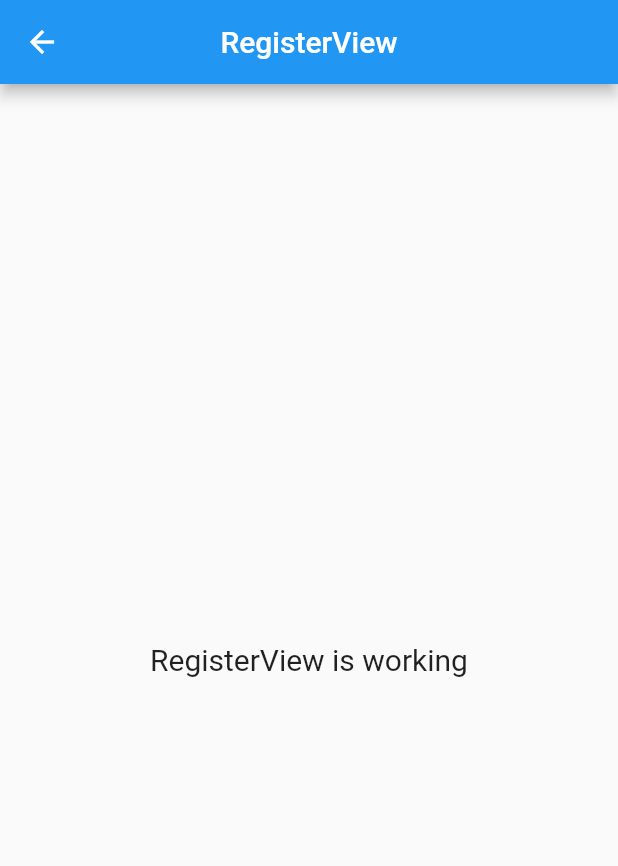
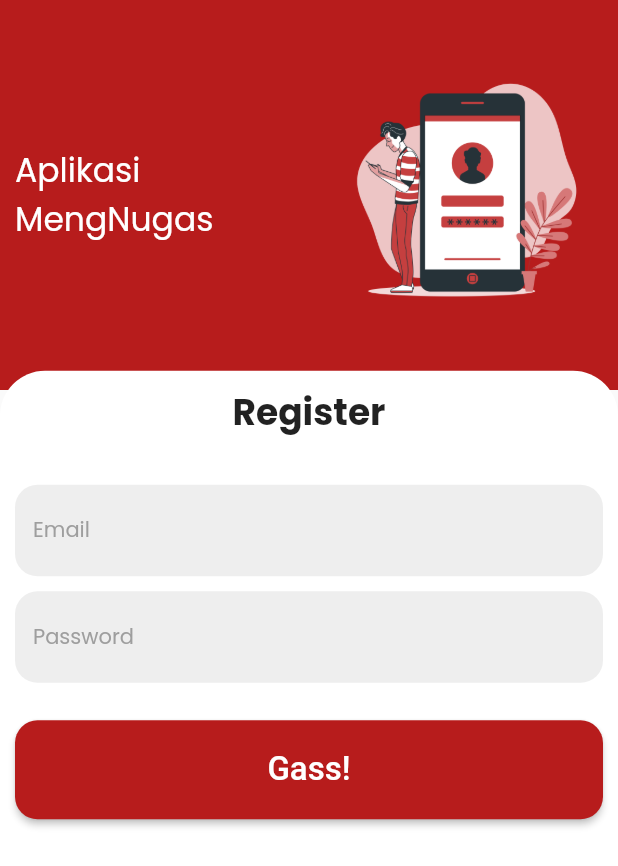
Before and after one commit to MFM3009/ingat_tugas, a Flutter app: the screen it shows after launch, after a tap on "Register", on a phone screen of 412 x 824 dp. Shown: the top 866 px of the screen. Run offline on Flutter 3.47's test engine with Material 2 defaults, Android fonts, the phone set to English and light mode, and no system bars; our stand-ins replace cloud_firestore, firebase_auth, firebase_core, get, google_fonts; accounts and stored records are empty; network calls fail.

Commit message:
register view

```diff
--- a/lib/app/controllers/logic_controller.dart
+++ b/lib/app/controllers/logic_controller.dart
@@ -1,5 +1,6 @@
 import 'package:cloud_firestore/cloud_firestore.dart';
 import 'package:firebase_auth/firebase_auth.dart';
+import 'package:flutter/material.dart';
 import 'package:get/get.dart';
 import 'package:ingat_tugas/app/routes/app_pages.dart';
 import 'package:ingat_tugas/app/utils/navbar.dart';
@@ -7,16 +8,19 @@ import 'package:ingat_tugas/app/utils/navbar.dart';
 class LogicController extends GetxController {
   FirebaseAuth auth = FirebaseAuth.instance;
 
+  TextEditingController emailLogin = TextEditingController();
+  TextEditingController passLogin = TextEditingController();
+  TextEditingController emailRegister = TextEditingController();
+  TextEditingController passRegister = TextEditingController();
+
   Stream<User?> get streamAuthStatus => auth.authStateChanges();
-
-
 
   void onLogin(String email, String password) async {
     try {
+      // ignore: unused_local_variable
       UserCredential userCredential = await auth.signInWithEmailAndPassword(
           email: email, password: password);
       Get.offAll(Navbar(), transition: Transition.fadeIn);
-
     } on FirebaseAuthException catch (e) {
       if (e.code == 'user-not-found') {
         Get.snackbar('Error', 'User not found');
@@ -26,7 +30,22 @@ class LogicController extends GetxController {
     }
   }
 
-
+  void onRegister(String emailR, String passwordR) async {
+    try {
+      UserCredential userCredential = await FirebaseAuth.instance
+          .createUserWithEmailAndPassword(email: emailR, password: passwordR);
+      Get.offAll(Navbar());
+      print(userCredential);
+    } on FirebaseAuthException catch (e) {
+      if (e.code == 'weak-password') {
+        Get.snackbar('Error', 'The Password provided is too weak');
+      } else if (e.code == 'email-already-in-use') {
+        Get.snackbar('Error', 'The account already exists for that email.');
+      }
+    } catch (e) {
+      print(e);
+    }
+  }
 
   void onLogout() async {
     await FirebaseAuth.instance.signOut();
--- a/lib/app/modules/login/views/login_view.dart
+++ b/lib/app/modules/login/views/login_view.dart
@@ -11,9 +11,6 @@ import 'package:ingat_tugas/app/utils/navbar.dart';
 import '../controllers/login_controller.dart';
 
 class LoginView extends GetView<LogicController> {
-  TextEditingController emailC = TextEditingController();
-  TextEditingController passwordC = TextEditingController();
-
   final authC = Get.put(LogicController());
   @override
   Widget build(BuildContext context) {
@@ -73,7 +70,7 @@ class LoginView extends GetView<LogicController> {
                           height: 30,
                         ),
                         TextField(
-                          controller: emailC,
+                          controller: authC.emailLogin,
                           autocorrect: false,
                           decoration: InputDecoration(
                               enabledBorder: OutlineInputBorder(
@@ -94,7 +91,7 @@ class LoginView extends GetView<LogicController> {
                           height: 10,
                         ),
                         TextField(
-                          controller: passwordC,
+                          controller: authC.passLogin,
                           obscureText: true,
                           autocorrect: false,
                           decoration: InputDecoration(
@@ -116,8 +113,8 @@ class LoginView extends GetView<LogicController> {
                           height: 25,
                         ),
                         ElevatedButton(
-                          onPressed: () =>
-                              authC.onLogin(emailC.text, passwordC.text),
+                          onPressed: () => authC.onLogin(
+                              authC.emailLogin.text, authC.passLogin.text),
                           child: Center(
                             child: Text(
                               'Gass!',
--- a/lib/app/modules/register/views/register_view.dart
+++ b/lib/app/modules/register/views/register_view.dart
@@ -1,23 +1,143 @@
 import 'package:flutter/material.dart';
 
 import 'package:get/get.dart';
+import 'package:google_fonts/google_fonts.dart';
+import 'package:ingat_tugas/app/controllers/logic_controller.dart';
 
 import '../controllers/register_controller.dart';
 
-class RegisterView extends GetView<RegisterController> {
+class RegisterView extends GetView<LogicController> {
+  TextEditingController emailRegis = TextEditingController();
+  TextEditingController passwdRegis = TextEditingController();
+
+  final logicC = Get.put(LogicController());
   @override
   Widget build(BuildContext context) {
     return Scaffold(
-      appBar: AppBar(
-        title: Text('RegisterView'),
-        centerTitle: true,
+        body: SizedBox.expand(
+      child: Stack(
+        children: [
+          Container(
+            width: MediaQuery.of(context).size.width,
+            color: Colors.red[900],
+            child: Container(
+              padding: EdgeInsets.all(10),
+              width: MediaQuery.of(context).size.width,
+              height: 260,
+              child: Row(
+                mainAxisAlignment: MainAxisAlignment.spaceBetween,
+                children: [
+                  Expanded(
+                    child: Text(
+                      'Aplikasi MengNugas',
+                      style: GoogleFonts.poppins(
+                          color: Colors.white, fontSize: 22),
+                    ),
+                  ),
+                  Image.asset(
+                    'assets/image/login.png',
+                    width: 180,
+                  )
+                ],
+              ),
+            ),
+          ),
+          SizedBox.expand(
+            child: DraggableScrollableSheet(
+              initialChildSize: 0.70,
+              builder: (context, snapshot) {
+                return Container(
+                  padding: EdgeInsets.all(10),
+                  decoration: BoxDecoration(
+                    color: Colors.white,
+                    borderRadius: BorderRadius.only(
+                      topLeft: Radius.circular(30),
+                      topRight: Radius.circular(30),
+                    ),
+                  ),
+                  child: ListView(
+                    children: [
+                      Text(
+                        'Register',
+                        style: GoogleFonts.poppins(
+                          fontSize: 24,
+                          fontWeight: FontWeight.bold,
+                        ),
+                        textAlign: TextAlign.center,
+                      ),
+                      SizedBox(
+                        height: 30,
+                      ),
+                      TextField(
+                        controller: emailRegis,
+                        autocorrect: false,
+                        decoration: InputDecoration(
+                            enabledBorder: OutlineInputBorder(
+                                borderSide:
+                                    BorderSide(color: Colors.transparent),
+                                borderRadius: BorderRadius.circular(15.0)),
+                            focusedBorder: OutlineInputBorder(
+                                borderSide:
+                                    BorderSide(color: Colors.transparent),
+                                borderRadius: BorderRadius.circular(15.0)),
+                            hintText: 'Email',
+                            hintStyle: GoogleFonts.poppins(
+                                fontSize: 14.0, color: Colors.grey),
+                            filled: true,
+                            fillColor: Colors.grey[200]),
+                      ),
+                      SizedBox(
+                        height: 10,
+                      ),
+                      TextField(
+                        controller: passwdRegis,
+                        obscureText: true,
+                        autocorrect: false,
+                        decoration: InputDecoration(
+                            enabledBorder: OutlineInputBorder(
+                                borderSide:
+                                    BorderSide(color: Colors.transparent),
+                                borderRadius: BorderRadius.circular(15.0)),
+                            focusedBorder: OutlineInputBorder(
+                                borderSide:
+                                    BorderSide(color: Colors.transparent),
+                                borderRadius: BorderRadius.circular(15.0)),
+                            hintText: 'Password',
+                            hintStyle: GoogleFonts.poppins(
+                                fontSize: 14.0, color: Colors.grey),
+                            filled: true,
+                            fillColor: Colors.grey[200]),
+                      ),
+                      SizedBox(
+                        height: 25,
+                      ),
+                      ElevatedButton(
+                        onPressed: () => logicC.onRegister(
+                            emailRegis.text, passwdRegis.text),
+                        child: Center(
+                          child: Text(
+                            'Gass!',
+                            style: TextStyle(
+                              fontSize: 22,
+                            ),
+                          ),
+                        ),
+                        style: ElevatedButton.styleFrom(
+                          primary: Colors.red[900],
+                          padding: EdgeInsets.symmetric(vertical: 20),
+                          shape: RoundedRectangleBorder(
+                            borderRadius: BorderRadius.circular(15),
+                          ),
+                        ),
+                      ),
+                    ],
+                  ),
+                );
+              },
+            ),
+          )
+        ],
       ),
-      body: Center(
-        child: Text(
-          'RegisterView is working',
-          style: TextStyle(fontSize: 20),
-        ),
-      ),
-    );
+    ));
   }
 }
```
